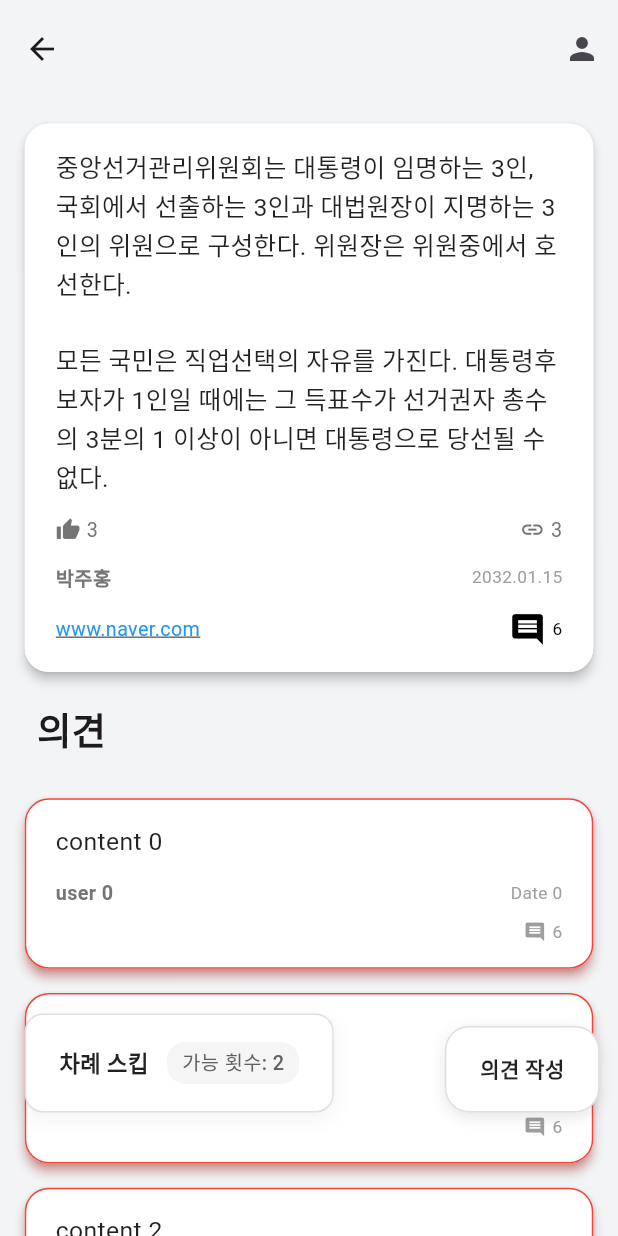
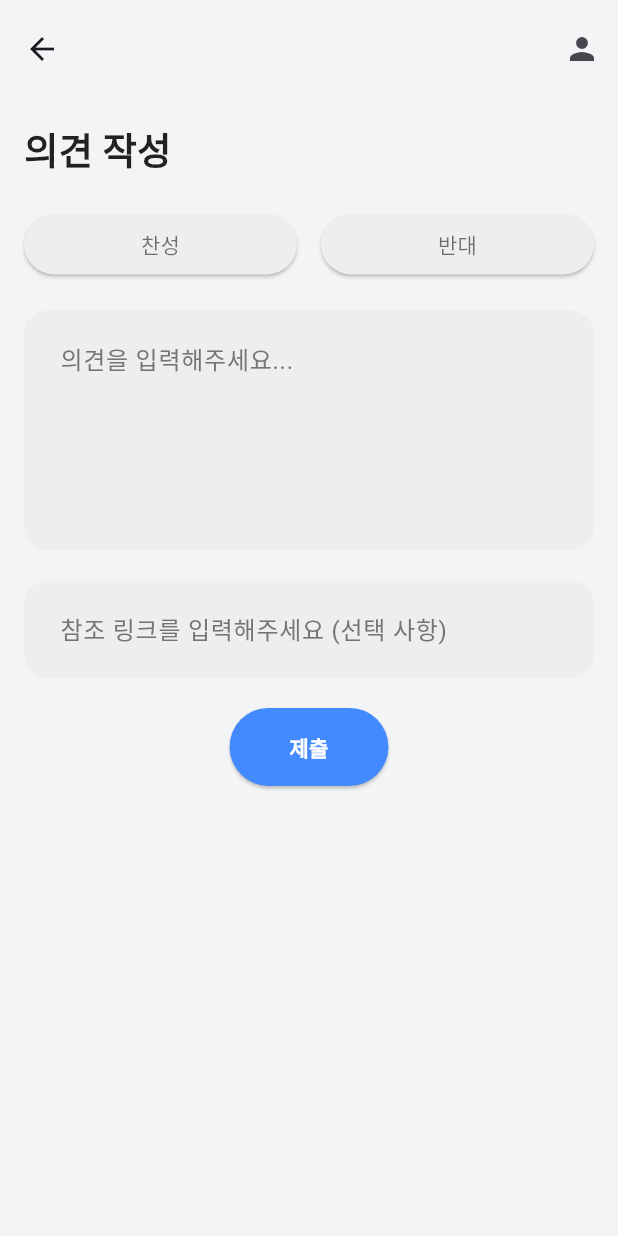
Before and after one commit to ParkJu-hong/discussion_app, a Flutter app: the DiscussionDetailOpinion screen opened directly, after a tap on "의견 작성", on a phone screen of 412 x 824 dp. Run offline on Flutter 3.47's test engine with Material 3 defaults, Android fonts, the phone set to English and light mode, and no system bars.

Commit message:
writeopinion layout

```diff
--- a/lib/screens/discussion_detail_opinion.dart
+++ b/lib/screens/discussion_detail_opinion.dart
@@ -1,4 +1,5 @@
 import 'package:discussion_app/screens/discussion_detail.dart';
+import 'package:discussion_app/screens/writeopinion.dart';
 import 'package:flutter/material.dart';
 import 'package:discussion_app/styles.dart';
 import 'dart:math';
@@ -102,7 +103,9 @@ class _DiscussionDetailOpinionState extends State<DiscussionDetailOpinion> {
                   left: MediaQuery.of(context).size.width * 0.04,
                   top: MediaQuery.of(context).size.height * 0.74,
                   child: GestureDetector(
-                    onTap: () {},
+                    onTap: () {
+                      // 차례 스킵
+                    },
                     child: Container(
                       width: MediaQuery.of(context).size.width * 0.5,
                       height: MediaQuery.of(context).size.height * 0.08,
@@ -170,7 +173,18 @@ class _DiscussionDetailOpinionState extends State<DiscussionDetailOpinion> {
                   left: MediaQuery.of(context).size.width * 0.72,
                   top: MediaQuery.of(context).size.height * 0.75,
                   child: GestureDetector(
-                    onTap: () {},
+                    onTap: () {
+                      // push가 안됨.
+                      Navigator.push(
+                        context,
+                        MaterialPageRoute(
+                          builder: (context) => const WriteOpinion(
+                            isDiscussionOpinion: true,
+                            isReferencingAnotherOpinion: false,
+                          ),
+                        ),
+                      );
+                    },
                     child: Container(
                       width: MediaQuery.of(context).size.width * 0.25,
                       height: MediaQuery.of(context).size.height * 0.07,
@@ -197,7 +211,6 @@ class _DiscussionDetailOpinionState extends State<DiscussionDetailOpinion> {
                       child: Row(
                         mainAxisAlignment: MainAxisAlignment.center,
                         children: [
-                          // '의견 작성' 텍스트
                           Text(
                             '의견 작성',
                             style: TextStyle(
--- /dev/null
+++ b/lib/screens/writeopinion.dart
@@ -0,0 +1,173 @@
+import 'package:flutter/material.dart';
+import 'package:discussion_app/styles.dart';
+
+class WriteOpinion extends StatefulWidget {
+  final bool
+      isDiscussionOpinion; // true if it's a discussion opinion, false if responding to another opinion
+  final bool isReferencingAnotherOpinion;
+
+  const WriteOpinion({
+    super.key,
+    required this.isDiscussionOpinion,
+    this.isReferencingAnotherOpinion = false,
+  });
+
+  @override
+  State<WriteOpinion> createState() => _WriteOpinionState();
+}
+
+class _WriteOpinionState extends State<WriteOpinion> {
+  bool? _isAgree; // null = not selected, true = agree, false = disagree
+  final TextEditingController _opinionController = TextEditingController();
+  final TextEditingController _linkController = TextEditingController();
+
+  @override
+  Widget build(BuildContext context) {
+    return Scaffold(
+      appBar: AppBar(
+        toolbarHeight: MediaQuery.of(context).size.height * 0.08,
+        backgroundColor: backgroundColor,
+        actions: [
+          IconButton(
+            onPressed: () {},
+            icon: const Icon(Icons.person),
+          ),
+        ],
+      ),
+      body: Padding(
+        padding: const EdgeInsets.all(16.0),
+        child: Column(
+          crossAxisAlignment: CrossAxisAlignment.start,
+          children: [
+            // Title
+            Text(
+              '의견 작성',
+              style: TextStyle(
+                fontSize: MediaQuery.of(context).size.height * 0.03,
+                fontWeight: FontWeight.bold,
+                color: Colors.black87,
+              ),
+            ),
+            const SizedBox(height: 20),
+            // Reference to another opinion (if applicable)
+            if (widget.isReferencingAnotherOpinion)
+              Text(
+                '다른 의견을 참조합니다.',
+                style: TextStyle(
+                  fontSize: MediaQuery.of(context).size.height * 0.018,
+                  color: Colors.grey[600],
+                ),
+              ),
+            if (widget.isReferencingAnotherOpinion) const SizedBox(height: 20),
+            // Agree/Disagree buttons
+            Row(
+              children: [
+                Expanded(
+                  child: ElevatedButton(
+                    onPressed: () {
+                      setState(() {
+                        _isAgree = true;
+                      });
+                    },
+                    style: ElevatedButton.styleFrom(
+                      backgroundColor: _isAgree == true
+                          ? Colors.blueAccent
+                          : Colors.grey[200],
+                      foregroundColor:
+                          _isAgree == true ? Colors.white : Colors.black54,
+                      shape: RoundedRectangleBorder(
+                        borderRadius: BorderRadius.circular(30),
+                      ),
+                    ),
+                    child: const Text('찬성'),
+                  ),
+                ),
+                const SizedBox(width: 16),
+                Expanded(
+                  child: ElevatedButton(
+                    onPressed: () {
+                      setState(() {
+                        _isAgree = false;
+                      });
+                    },
+                    style: ElevatedButton.styleFrom(
+                      backgroundColor: _isAgree == false
+                          ? Colors.blueAccent
+                          : Colors.grey[200],
+                      foregroundColor:
+                          _isAgree == false ? Colors.white : Colors.black54,
+                      shape: RoundedRectangleBorder(
+                        borderRadius: BorderRadius.circular(30),
+                      ),
+                    ),
+                    child: const Text('반대'),
+                  ),
+                ),
+              ],
+            ),
+            const SizedBox(height: 20),
+            // Opinion input field
+            TextField(
+              controller: _opinionController,
+              maxLines: 5,
+              decoration: InputDecoration(
+                filled: true,
+                fillColor: Colors.grey[200],
+                hintText: '의견을 입력해주세요...',
+                hintStyle: TextStyle(color: Colors.grey[600]),
+                border: OutlineInputBorder(
+                  borderRadius: BorderRadius.circular(16),
+                  borderSide: BorderSide.none,
+                ),
+                contentPadding: const EdgeInsets.all(20),
+              ),
+            ),
+            const SizedBox(height: 20),
+            // Reference link input field
+            TextField(
+              controller: _linkController,
+              decoration: InputDecoration(
+                filled: true,
+                fillColor: Colors.grey[200],
+                hintText: '참조 링크를 입력해주세요 (선택 사항)',
+                hintStyle: TextStyle(color: Colors.grey[600]),
+                border: OutlineInputBorder(
+                  borderRadius: BorderRadius.circular(16),
+                  borderSide: BorderSide.none,
+                ),
+                contentPadding: const EdgeInsets.all(20),
+              ),
+            ),
+            const SizedBox(height: 20),
+            // Submit button
+            Center(
+              child: ElevatedButton(
+                onPressed: () {
+                  // Handle submission of opinion
+                  if (_opinionController.text.isNotEmpty) {
+                    // Submit logic here
+                  }
+                },
+                style: ElevatedButton.styleFrom(
+                  backgroundColor: Colors.blueAccent,
+                  foregroundColor: Colors.white,
+                  padding: const EdgeInsets.symmetric(
+                    vertical: 16,
+                    horizontal: 40,
+                  ),
+                  shape: RoundedRectangleBorder(
+                    borderRadius: BorderRadius.circular(30),
+                  ),
+                ),
+                child: const Text(
+                  '제출',
+                  style: TextStyle(fontWeight: FontWeight.bold),
+                ),
+              ),
+            ),
+          ],
+        ),
+      ),
+    );
+  }
+}
```
